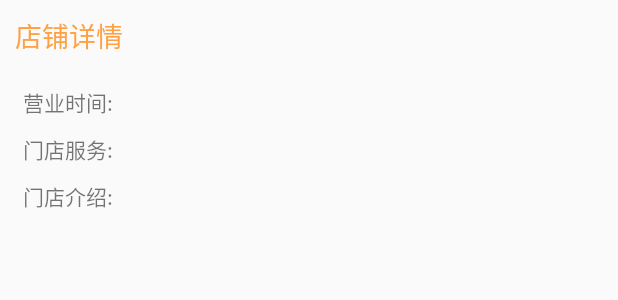
After one commit to CZL1995/CZL, an Android app: the layout store_details_footview.xml on its own in the app's theme, with its tools: preview values and no code run, on a phone screen of 412 x 824 dp. The commit adds this screen. Shown: the top 300 px of the screen. Run offline under Robolectric (Android 15) with nearby library versions, the phone set to English and light mode, and no system bars.

Commit message:
store详情简单的布局

```diff
--- /dev/null
+++ b/MisuCastle/src/main/res/layout/store_details_footview.xml
@@ -0,0 +1,42 @@
+<?xml version="1.0" encoding="utf-8"?>
+<LinearLayout xmlns:android="http://schemas.android.com/apk/res/android"
+              android:layout_width="match_parent"
+              android:layout_height="match_parent"
+              android:orientation="vertical">
+
+    <TextView
+        android:id="@+id/tv1"
+        android:layout_width="wrap_content"
+        android:layout_height="wrap_content"
+        android:layout_margin="10dp"
+        android:text="店铺详情"
+
+        android:textColor="#ffa042"
+        android:textSize="18dp"/>
+
+    <TextView
+        android:id="@+id/tv2"
+        android:layout_width="wrap_content"
+        android:layout_height="wrap_content"
+        android:layout_marginLeft="15dp"
+        android:layout_marginTop="10dp"
+        android:text="营业时间:"/>
+
+    <TextView
+        android:id="@+id/tv3"
+        android:layout_width="wrap_content"
+
+        android:layout_height="wrap_content"
+        android:layout_marginLeft="15dp"
+        android:layout_marginTop="10dp"
+        android:text="门店服务:"/>
+
+    <TextView
+        android:id="@+id/tv4"
+        android:layout_width="wrap_content"
+
+        android:layout_height="wrap_content"
+        android:layout_marginLeft="15dp"
+        android:layout_marginTop="10dp"
+        android:text="门店介绍:"/>
+</LinearLayout>
```
Also changed, not shown: MisuCastle/src/main/java/com/caozhiliang/fragment/MainStoreFragmen.java (+8 -7 lines), MisuCastle/src/main/java/com/caozhiliang/fragment/StoreDetails.java (added, +11 -0 lines), MisuCastle/src/main/res/layout/home_page.xml (+8 -8 lines), MisuCastle/src/main/res/layout/store_details.xml (added, +22 -0 lines), MisuCastle/src/main/res/layout/store_details_heardview.xml (added, +93 -0 lines), MisuCastle/src/main/res/layout/trade.xml (+2 -55 lines), 9 other files.
